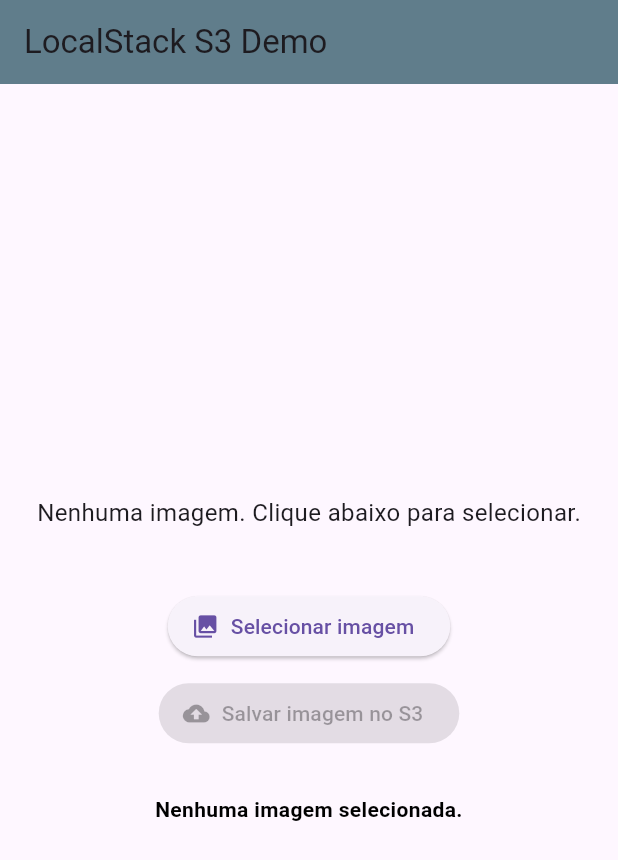
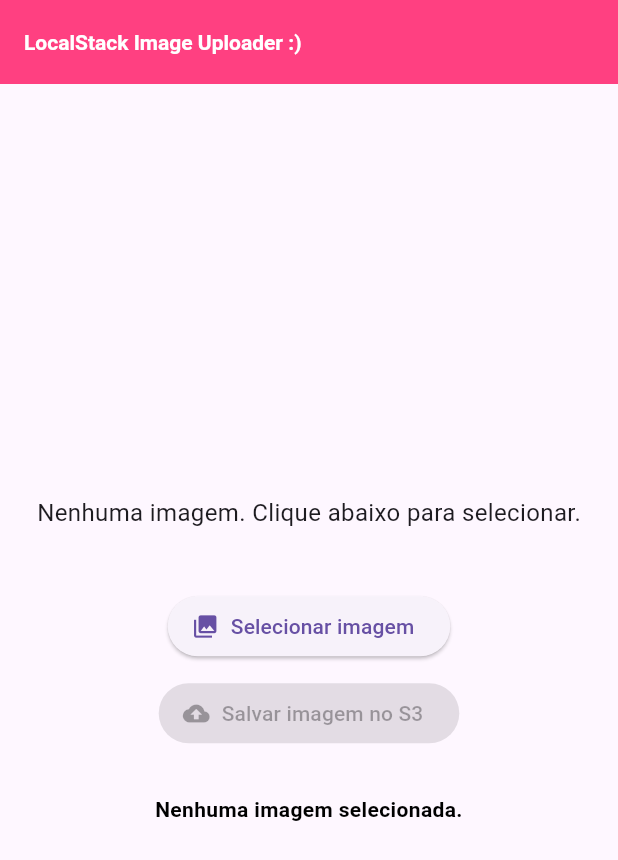
Before and after one commit to mmhqs/aws-local-stack, a Flutter app: the screen it shows after launch, after a tap on "Selecionar imagem", on a phone screen of 412 x 824 dp. Shown: the top 860 px of the screen. Run offline on Flutter 3.47's test engine with Material 3 defaults, Android fonts, the phone set to English and light mode, and no system bars; our stand-ins replace image_picker.

Commit message:
fix: cors and colors

```diff
--- a/code/frontend/mobile_uploader/lib/main.dart
+++ b/code/frontend/mobile_uploader/lib/main.dart
@@ -1,10 +1,5 @@
-import 'dart:typed_data';
 import 'package:flutter/material.dart';
-import 'package:image_picker/image_picker.dart';
-import 'package:http/http.dart' as http;
-import 'package:http_parser/http_parser.dart' show MediaType;
-
-const String uploadUrl = 'http://localhost:3000/upload-image';
+import 'screens/image_upload_screen.dart';
 
 void main() {
   runApp(const MyApp());
@@ -17,171 +12,8 @@ class MyApp extends StatelessWidget {
   Widget build(BuildContext context) {
     return const MaterialApp(
       title: 'LocalStack Uploader',
+      debugShowCheckedModeBanner: false,
       home: ImageUploadScreen(),
     );
   }
 }
-
-class ImageUploadScreen extends StatefulWidget {
-  const ImageUploadScreen({super.key});
-
-  @override
-  State<ImageUploadScreen> createState() => _ImageUploadScreenState();
-}
-
-class _ImageUploadScreenState extends State<ImageUploadScreen> {
-  XFile? _pickedFile;
-  bool _isUploading = false;
-  String? _statusMessage;
-
-  Future<void> _pickImage() async {
-    final picker = ImagePicker();
-    final pickedFile = await picker.pickImage(source: ImageSource.gallery);
-
-    setState(() {
-      if (pickedFile != null) {
-        _pickedFile = pickedFile; // Armazena o XFile
-        _statusMessage = 'Imagem selecionada. Pronta para upload.';
-      } else {
-        _statusMessage = 'Nenhuma imagem selecionada.';
-      }
-    });
-  }
-
-  Future<void> _uploadImage() async {
-    if (_pickedFile == null) {
-      // ... (código inalterado)
-      return;
-    }
-
-    setState(() {
-      _isUploading = true;
-      _statusMessage = 'Enviando imagem para o Backend...';
-    });
-
-    try {
-      // 1. LÊ OS BYTES DA IMAGEM: Esta é a chave para o Flutter Web!
-      final fileBytes = await _pickedFile!.readAsBytes();
-      final fileName = _pickedFile!.name; // Pega o nome do arquivo original
-
-      final request = http.MultipartRequest('POST', Uri.parse(uploadUrl));
-
-      // 2. USA O MÉTODO fromBytes (compatível com a Web)
-      request.files.add(
-        http.MultipartFile.fromBytes(
-          'image', // CHAVE ESPERADA NO BACKEND (multer.single('image'))
-          fileBytes,
-          filename: fileName, // Nome do arquivo é importante para o backend
-          // Usa o mimeType para ajudar o backend a identificar o tipo de arquivo
-          contentType: MediaType('image', fileName.split('.').last),
-        ),
-      );
-
-      // O restante do código de requisição permanece o mesmo
-      final response = await request.send();
-      final responseBody = await http.Response.fromStream(response);
-
-      if (response.statusCode == 200) {
-        // ... (código de sucesso inalterado)
-      } else {
-        // ... (código de falha inalterado)
-      }
-    } catch (e) {
-      // ... (código de erro inalterado)
-    } finally {
-      // ... (código finally inalterado)
-    }
-  }
-
-  @override
-  Widget build(BuildContext context) {
-    return Scaffold(
-      appBar: AppBar(
-        title: const Text('LocalStack S3 Demo'),
-        backgroundColor: Colors.blueGrey,
-      ),
-      body: Center(
-        child: Padding(
-          padding: const EdgeInsets.all(20.0),
-          child: Column(
-            mainAxisAlignment: MainAxisAlignment.center,
-            children: <Widget>[
-              if (_pickedFile != null)
-                // Se for Web, precisamos ler os bytes e usar Image.memory
-                Expanded(
-                  child: FutureBuilder<Uint8List>(
-                    future: _pickedFile!
-                        .readAsBytes(), // Lê os bytes do arquivo
-                    builder: (context, snapshot) {
-                      if (snapshot.connectionState == ConnectionState.done &&
-                          snapshot.data != null) {
-                        return Image.memory(
-                          snapshot.data!, // Exibe a imagem a partir dos bytes
-                          fit: BoxFit.contain,
-                        );
-                      }
-                      return const Center(child: CircularProgressIndicator());
-                    },
-                  ),
-                )
-              else
-                const Padding(
-                  padding: EdgeInsets.only(bottom: 20),
-                  child: Text(
-                    'Nenhuma imagem. Clique abaixo para selecionar.',
-                    style: TextStyle(fontSize: 16),
-                  ),
-                ),
-
-              const SizedBox(height: 20),
-
-              // Botão Selecionar Imagem
-              ElevatedButton.icon(
-                onPressed: _pickImage,
-                icon: const Icon(Icons.photo_library),
-                label: const Text('Selecionar imagem'),
-              ),
-
-              const SizedBox(height: 10),
-
-              // Botão Upload
-              ElevatedButton.icon(
-                onPressed: _isUploading || _pickedFile == null
-                    ? null
-                    : _uploadImage,
-                icon: _isUploading
-                    ? const SizedBox(
-                        width: 16,
-                        height: 16,
-                        child: CircularProgressIndicator(strokeWidth: 2),
-                      )
-                    : const Icon(Icons.cloud_upload),
-                label: Text(
-                  _isUploading ? 'Enviando...' : 'Salvar imagem no S3',
-                ),
-                style: ElevatedButton.styleFrom(
-                  backgroundColor: Colors.green,
-                  foregroundColor: Colors.white,
-                ),
-              ),
-
-              const SizedBox(height: 30),
-
-              // Área de Status
-              Text(
-                _statusMessage ?? 'Aguardando ação...',
-                textAlign: TextAlign.center,
-                style: TextStyle(
-                  color: _statusMessage?.contains('SUCESSO') == true
-                      ? Colors.green
-                      : Colors.black,
-                  fontWeight: FontWeight.bold,
-                ),
-              ),
-            ],
-          ),
-        ),
-      ),
-    );
-  }
-}
--- /dev/null
+++ b/code/frontend/mobile_uploader/lib/screens/image_upload_screen.dart
@@ -0,0 +1,153 @@
+import 'package:flutter/material.dart';
+import 'package:flutter/services.dart';
+import 'package:image_picker/image_picker.dart';
+import '../services/upload_service.dart';
+
+class ImageUploadScreen extends StatefulWidget {
+  const ImageUploadScreen({super.key});
+
+  @override
+  State<ImageUploadScreen> createState() => _ImageUploadScreenState();
+}
+
+class _ImageUploadScreenState extends State<ImageUploadScreen> {
+  XFile? _pickedFile;
+  bool _isUploading = false;
+  String? _statusMessage;
+
+  Future<void> _pickImage() async {
+    final picker = ImagePicker();
+    final pickedFile = await picker.pickImage(source: ImageSource.gallery);
+    setState(() {
+      if (pickedFile != null) {
+        _pickedFile = pickedFile;
+        _statusMessage = 'Imagem selecionada. Pronta para upload.';
+      } else {
+        _statusMessage = 'Nenhuma imagem selecionada.';
+      }
+    });
+  }
+
+  Future<void> _uploadImage() async {
+    if (_pickedFile == null) {
+      setState(() => _statusMessage = 'Selecione uma imagem.');
+      return;
+    }
+    setState(() {
+      _isUploading = true;
+      _statusMessage = 'Enviando imagem para o Backend...';
+    });
+    try {
+      final response = await UploadService.uploadImage(_pickedFile!);
+      if (response.statusCode == 200) {
+        setState(() {
+          _statusMessage =
+              'Upload realizado com SUCESSO!\nStatus: ${response.statusCode}\nResposta: ${response.body}';
+          _pickedFile = null;
+        });
+      } else {
+        setState(() {
+          _statusMessage =
+              'Upload FALHOU! Status: ${response.statusCode}\nErro: ${response.body}';
+        });
+      }
+    } catch (e) {
+      setState(() {
+        _statusMessage = 'Erro - $e';
+      });
+    } finally {
+      setState(() => _isUploading = false);
+    }
+  }
+
+  @override
+  Widget build(BuildContext context) {
+    return Scaffold(
+      appBar: AppBar(
+        backgroundColor: Colors.pinkAccent,
+        title: const Text('LocalStack Image Uploader :)'),
+        titleTextStyle: const TextStyle(
+          color: Colors.white,
+          fontWeight: FontWeight.bold,
+        ),
+      ),
+      body: Center(
+        child: Padding(
+          padding: const EdgeInsets.all(20.0),
+          child: Column(
+            mainAxisAlignment: MainAxisAlignment.center,
+            children: <Widget>[
+              if (_pickedFile != null)
+                Expanded(
+                  child: FutureBuilder<Uint8List>(
+                    future: _pickedFile!.readAsBytes(),
+                    builder: (context, snapshot) {
+                      if (snapshot.connectionState == ConnectionState.done &&
+                          snapshot.data != null) {
+                        return Image.memory(
+                          snapshot.data!,
+                          fit: BoxFit.contain,
+                        );
+                      }
+                      return const Center(child: CircularProgressIndicator());
+                    },
+                  ),
+                )
+              else
+                const Padding(
+                  padding: EdgeInsets.only(bottom: 20),
+                  child: Text(
+                    'Nenhuma imagem. Clique abaixo para selecionar.',
+                    style: TextStyle(fontSize: 16),
+                  ),
+                ),
+
+              const SizedBox(height: 20),
+
+              ElevatedButton.icon(
+                onPressed: _pickImage,
+                icon: const Icon(Icons.photo_library),
+                label: const Text('Selecionar imagem'),
+              ),
+
+              const SizedBox(height: 10),
+
+              ElevatedButton.icon(
+                onPressed: _isUploading || _pickedFile == null
+                    ? null
+                    : _uploadImage,
+                icon: _isUploading
+                    ? const SizedBox(
+                        width: 16,
+                        height: 16,
+                        child: CircularProgressIndicator(strokeWidth: 2),
+                      )
+                    : const Icon(Icons.cloud_upload),
+                label: Text(
+                  _isUploading ? 'Enviando...' : 'Salvar imagem no S3',
+                ),
+                style: ElevatedButton.styleFrom(
+                  backgroundColor: Colors.green,
+                  foregroundColor: Colors.white,
+                ),
+              ),
+
+              const SizedBox(height: 30),
+
+              Text(
+                _statusMessage ?? 'Aguardando ação...',
+                textAlign: TextAlign.center,
+                style: TextStyle(
+                  color: _statusMessage?.contains('SUCESSO') == true
+                      ? Colors.green
+                      : Colors.black,
+                  fontWeight: FontWeight.bold,
+                ),
+              ),
+            ],
+          ),
+        ),
+      ),
+    );
+  }
+}
--- /dev/null
+++ b/code/frontend/mobile_uploader/lib/services/upload_service.dart
@@ -0,0 +1,33 @@
+// lib/services/upload_service.dart
+
+import 'package:http/http.dart' as http;
+import 'package:image_picker/image_picker.dart';
+import 'package:http_parser/http_parser.dart' show MediaType;
+
+const String UPLOAD_URL = 'http://localhost:3000/upload-image';
+
+class UploadService {
+
+  /// Realiza o upload de um XFile (compatível com Web) para o backend
+  /// usando o método fromBytes.
+  /// @param pickedFile O XFile a ser enviado.
+  /// @returns Retorna a resposta do corpo da requisição HTTP.
+  static Future<http.Response> uploadImage(XFile pickedFile) async {
+    final fileBytes = await pickedFile.readAsBytes();
+    final fileName = pickedFile.name;
+
+    final request = http.MultipartRequest('POST', Uri.parse(UPLOAD_URL));
+
+    request.files.add(
+      http.MultipartFile.fromBytes(
+        'image',
+        fileBytes,
+        filename: fileName,
+        contentType: MediaType('image', fileName.split('.').last),
+      ),
+    );
+
+    final response = await request.send();
+    return http.Response.fromStream(response);
+  }
+}
```
Also changed, not shown: 4 other files.
